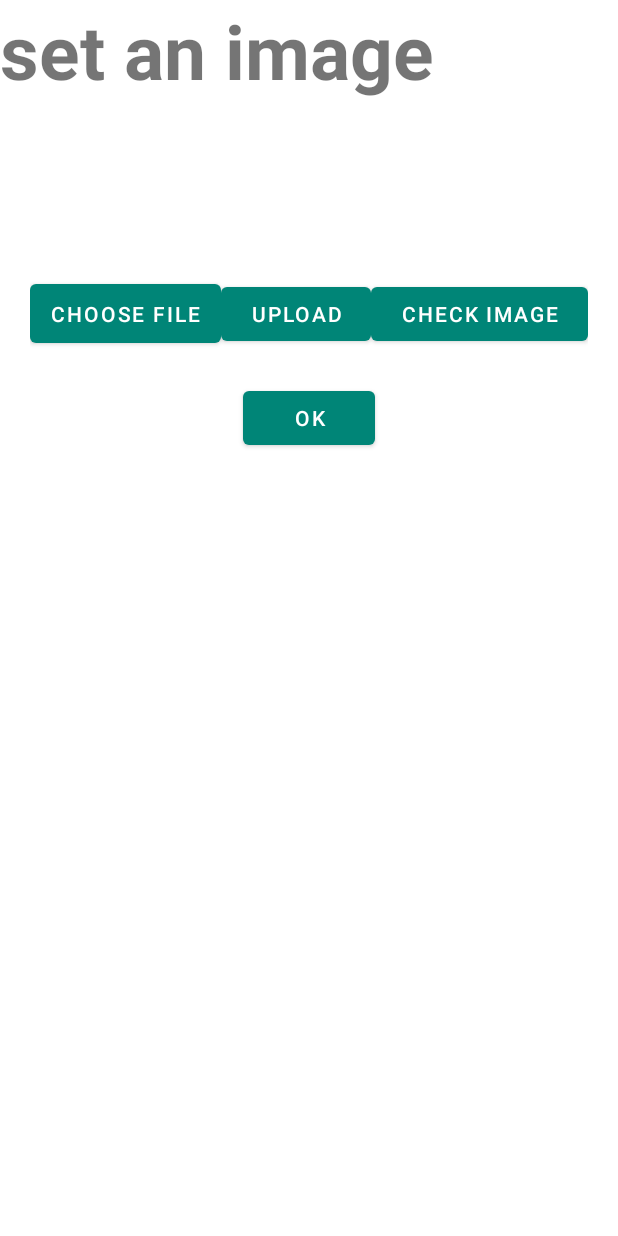
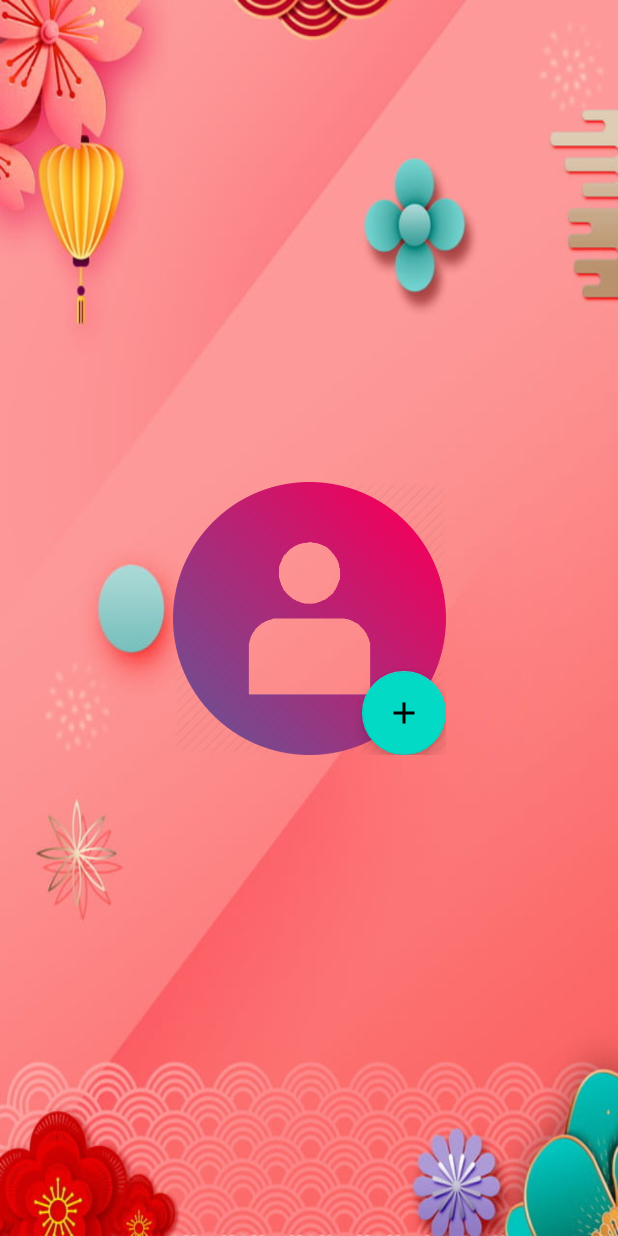
Before and after one commit to anfaas1618/bigeater2.0, an Android app: the SetImage screen opened directly, with no data from a screen before it, on a phone screen of 412 x 824 dp. Run offline under Robolectric (Android 15) with nearby library versions, the phone set to English and light mode, and no system bars; our stand-ins replace CircleImageView, Firebase (no records; nobody signed in at launch, a user with empty details on screens opened directly), Picasso; libraries missing offline, so code that uses them is left out: com.theartofdev.edmodo.

Commit message:
working on bueatyfying set image activity

```diff
--- a/app/build.gradle
+++ b/app/build.gradle
@@ -42,7 +42,9 @@ dependencies {
     androidTestImplementation 'androidx.test.ext:junit:1.1.0'
     androidTestImplementation 'androidx.test.espresso:espresso-core:3.1.1'
     //noinspection GradleCompatible
-    implementation 'com.android.support:design:27.0.0'
+    implementation 'com.google.android.material:material:1.0.0-alpha1'
+    //noinspection GradleCompatible
+    compile 'com.android.support:design:27.0.0'
     implementation 'de.hdodenhof:circleimageview:3.1.0'
     implementation 'androidx.cardview:cardview:1.0.0'
     implementation 'org.jetbrains:annotations-java5:15.0'
--- a/app/src/main/java/com/anfaas/bigeater20/SetImage.java
+++ b/app/src/main/java/com/anfaas/bigeater20/SetImage.java
@@ -3,6 +3,8 @@ package com.anfaas.bigeater20;
 import androidx.annotation.NonNull;
 import androidx.annotation.Nullable;
 import androidx.appcompat.app.AppCompatActivity;
+import androidx.appcompat.widget.Toolbar;
+
 import android.content.ContentResolver;
 import android.content.Context;
 import android.content.Intent;
@@ -10,6 +12,7 @@ import android.content.SharedPreferences;
 import android.net.Uri;
 import android.os.Bundle;
 import android.util.Log;
+import android.view.MenuItem;
 import android.view.View;
 import android.webkit.MimeTypeMap;
 import android.widget.Button;
@@ -20,6 +23,8 @@ import com.google.android.gms.tasks.OnCompleteListener;
 import com.google.android.gms.tasks.OnFailureListener;
 import com.google.android.gms.tasks.OnSuccessListener;
 import com.google.android.gms.tasks.Task;
+import com.google.android.material.bottomappbar.BottomAppBar;
+import com.google.android.material.bottomappbar.BottomAppBarTopEdgeTreatment;
 import com.google.firebase.auth.AuthResult;
 import com.google.firebase.auth.FirebaseAuth;
 import com.google.firebase.auth.FirebaseUser;
@@ -42,191 +47,197 @@ import java.net.URI;
 import de.hdodenhof.circleimageview.CircleImageView;
 
 public class SetImage extends AppCompatActivity {
-   Button btnChooseImg;
-   Button btnUpload;
-   private static final int PICK_IMAGE_REQUEST=1;
-   ImageView setimage;
+    private static final String TAG = "setimage";
+    BottomAppBar bar;
+    Button btnChooseImg;
+    Button btnUpload;
+    private static final int PICK_IMAGE_REQUEST = 1;
+    ImageView setimage;
     Uri urlupload;
-   Uri imageuri;
-   Button okdone;
-   String uid_all;
-   String email,password;
-   CircleImageView setImageCircle;
+    Uri imageuri;
+    Button okdone;
+    String uid_all;
+    String email, password;
+    CircleImageView setImageCircle;
 
-   DatabaseReference myref;
+    DatabaseReference myref;
     StorageReference reference;
     FirebaseAuth firebaseAuth;
+
     @Override
     protected void onCreate(Bundle savedInstanceState) {
         super.onCreate(savedInstanceState);
         setContentView(R.layout.activity_set_image);
-        SharedPreferences UID = getSharedPreferences("UID", Context.MODE_PRIVATE);
-        final    String uid = UID.getString("UID", "null");
-        uid_all=uid;
-        btnChooseImg=findViewById(R.id.choseimg);
-        btnUpload=findViewById(R.id.uploadimg);
-        okdone=findViewById(R.id.btnDoneUpload);
-        setImageCircle=(CircleImageView)findViewById(R.id.profile_image);
-      //  setimage=findViewById(R.id.imagePreview);
-        reference = FirebaseStorage.getInstance().getReference("uploads");
-        FirebaseDatabase authdatabase = FirebaseDatabase.getInstance();
 
-     FirebaseDatabase   data=FirebaseDatabase.getInstance();
-     DatabaseReference authref=data.getReference();
-        if(uid!=null) {
-            authref.child(uid).addValueEventListener(new ValueEventListener() {
-                @Override
-                public void onDataChange(@NonNull DataSnapshot dataSnapshot) {
-                  User user=dataSnapshot.getValue(User.class);
-             email=     user.Email;
-             password=user.PassWord;
-             Log.i("kks",email);
-                }
-
-                @Override
-                public void onCancelled(@NonNull DatabaseError databaseError) {
-
-                }
-            });
-        }
-
-
-        FirebaseDatabase database=FirebaseDatabase.getInstance();
-        myref=database.getReference("uploads");
-        btnChooseImg.setOnClickListener(new View.OnClickListener() {
-            @Override
-            public void onClick(View v) {
-                uploadImage();
-            }
-        });
-        btnUpload.setOnClickListener(new View.OnClickListener() {
-            @Override
-            public void onClick(View v) {
-                uploadFirebase();
-            }
-        });
-        okdone.setOnClickListener(new View.OnClickListener() {
-            @Override
-            public void onClick(View v) {
-                try {
-                    Log.i("msg",email);
-                }catch (Exception e)
-                {
-                    e.printStackTrace();
-                }
-                if (imageuri!=null)
-                 startActivity(   new Intent(SetImage.this, start.class));
-                else
-                    Toast.makeText(SetImage.this, "please choose a image", Toast.LENGTH_SHORT).show();
-            }
-        });
     }
-    private  String getFileExtention(Uri uri)
-    {
-        ContentResolver  cr= getContentResolver();
-        MimeTypeMap map=MimeTypeMap.getSingleton();
-        return  map.getExtensionFromMimeType(cr.getType(uri));
-    }
-
-    private void uploadFirebase() {
-        if (imageuri!=null)
-        {
-            final StorageReference ref=reference.child(System.currentTimeMillis()+"."+getFileExtention(imageuri));
-            ref.putFile(imageuri).addOnSuccessListener(new OnSuccessListener<UploadTask.TaskSnapshot>() {
-                @Override
-                public void onSuccess(UploadTask.TaskSnapshot taskSnapshot) {
-                    Toast.makeText(SetImage.this, "sucess", Toast.LENGTH_SHORT).show();
-
-
-try {
-
-
-
-    ref.getDownloadUrl().addOnSuccessListener(new OnSuccessListener<Uri>() {
-        @Override
-        public void onSuccess(Uri uri) {
-            Log.i("urlis",uri.toString());
-            Toast.makeText(SetImage.this, "got it do it now", Toast.LENGTH_SHORT).show();
-            urlupload=uri;
-            SharedPreferences imageurll = getSharedPreferences("IMAGEURL", Context.MODE_PRIVATE);
-            SharedPreferences.Editor edit_name=imageurll.edit();
-            edit_name.putString("IMAGEURL",urlupload.toString());
-            edit_name.commit();
-            UserImage image = new UserImage(uid_all, urlupload.toString());
-            myref.child(uid_all).setValue(image);
-        }
-    });
-//    File localFile = File.createTempFile("images", "png");
-//    reference.getFile(localFile)
-//            .addOnSuccessListener(new OnSuccessListener<FileDownloadTask.TaskSnapshot>() {
+}
+//        SharedPreferences UID = getSharedPreferences("UID", Context.MODE_PRIVATE);
+//        final    String uid = UID.getString("UID", "null");
+//        uid_all=uid;
+//        btnChooseImg=findViewById(R.id.choseimg);
+//        btnUpload=findViewById(R.id.uploadimg);
+//        okdone=findViewById(R.id.btnDoneUpload);
+//        setImageCircle=(CircleImageView)findViewById(R.id.profile_image);
+//      //  setimage=findViewById(R.id.imagePreview);
+//        reference = FirebaseStorage.getInstance().getReference("uploads");
+//        FirebaseDatabase authdatabase = FirebaseDatabase.getInstance();
+//
+//     FirebaseDatabase   data=FirebaseDatabase.getInstance();
+//     DatabaseReference authref=data.getReference();
+//        if(uid!=null) {
+//            authref.child(uid).addValueEventListener(new ValueEventListener() {
 //                @Override
-//                public void onSuccess(FileDownloadTask.TaskSnapshot taskSnapshot) {
-//                    // Successfully downloaded data to local file
-//                    // ...
-//                    Toast.makeText(SetImage.this, "done", Toast.LENGTH_SHORT).show();
+//                public void onDataChange(@NonNull DataSnapshot dataSnapshot) {
+//                  User user=dataSnapshot.getValue(User.class);
+//             email=     user.Email;
+//             password=user.PassWord;
+//             Log.i("kks",email);
 //                }
-//            }).addOnFailureListener(new OnFailureListener() {
+//
+//                @Override
+//                public void onCancelled(@NonNull DatabaseError databaseError) {
+//
+//                }
+//            });
+//        }
+//
+//
+//        FirebaseDatabase database=FirebaseDatabase.getInstance();
+//        myref=database.getReference("uploads");
+//        btnChooseImg.setOnClickListener(new View.OnClickListener() {
+//            @Override
+//            public void onClick(View v) {
+//                uploadImage();
+//            }
+//        });
+//        btnUpload.setOnClickListener(new View.OnClickListener() {
+//            @Override
+//            public void onClick(View v) {
+//                uploadFirebase();
+//            }
+//        });
+//        okdone.setOnClickListener(new View.OnClickListener() {
+//            @Override
+//            public void onClick(View v) {
+//                try {
+//                    Log.i("msg",email);
+//                }catch (Exception e)
+//                {
+//                    e.printStackTrace();
+//                }
+//                if (imageuri!=null)
+//                 startActivity(   new Intent(SetImage.this, start.class));
+//                else
+//                    Toast.makeText(SetImage.this, "please choose a image", Toast.LENGTH_SHORT).show();
+//            }
+//        });
+//    }
+//    private  String getFileExtention(Uri uri)
+//    {
+//        ContentResolver  cr= getContentResolver();
+//        MimeTypeMap map=MimeTypeMap.getSingleton();
+//        return  map.getExtensionFromMimeType(cr.getType(uri));
+//    }
+//
+//    private void uploadFirebase() {
+//        if (imageuri!=null)
+//        {
+//            final StorageReference ref=reference.child(System.currentTimeMillis()+"."+getFileExtention(imageuri));
+//            ref.putFile(imageuri).addOnSuccessListener(new OnSuccessListener<UploadTask.TaskSnapshot>() {
+//                @Override
+//                public void onSuccess(UploadTask.TaskSnapshot taskSnapshot) {
+//                    Toast.makeText(SetImage.this, "sucess", Toast.LENGTH_SHORT).show();
+//
+//
+//try {
+//
+//
+//
+//    ref.getDownloadUrl().addOnSuccessListener(new OnSuccessListener<Uri>() {
 //        @Override
-//        public void onFailure(@NonNull Exception exception) {
-//            // Handle failed download
-//            // ...
+//        public void onSuccess(Uri uri) {
+//            Log.i("urlis",uri.toString());
+//            Toast.makeText(SetImage.this, "got it do it now", Toast.LENGTH_SHORT).show();
+//            urlupload=uri;
+//            SharedPreferences imageurll = getSharedPreferences("IMAGEURL", Context.MODE_PRIVATE);
+//            SharedPreferences.Editor edit_name=imageurll.edit();
+//            edit_name.putString("IMAGEURL",urlupload.toString());
+//            edit_name.commit();
+//            UserImage image = new UserImage(uid_all, urlupload.toString());
+//            myref.child(uid_all).setValue(image);
 //        }
 //    });
-}
-catch ( Exception e)
-{
-    e.printStackTrace();
-}
-
-                }
-            });
-
-        }
-    }
-
-    public  void checkimage(View view)
-    {   Log.i("kkk",urlupload.toString());
-        try
-        {
-            Picasso.get().load(urlupload).centerCrop().fit().into(setImageCircle);
-        }
-        catch (Exception e)
-        {
-            e.printStackTrace();
-        }
-    }
-    private  void uploadImage()
-{
-//    Intent intent=new Intent();
-//    intent.setType("image/*");
-//    intent.setAction(Intent.ACTION_GET_CONTENT);
-//    startActivityForResult(intent,PICK_IMAGE_REQUEST);
-    CropImage.activity()
-            .setGuidelines(CropImageView.Guidelines.ON)
-            .setAspectRatio(1,1)
-            .start(this);
-
-}
-    @Override
-    protected void onActivityResult(int requestCode, int resultCode, @Nullable Intent data) {
-        super.onActivityResult(requestCode, resultCode, data);
-
-        if (data != null) {
-
-
-
-          //  imageuri=data.getData();
-        }
-        if (requestCode == CropImage.CROP_IMAGE_ACTIVITY_REQUEST_CODE) {
-            CropImage.ActivityResult result = CropImage.getActivityResult(data);
-            if (resultCode == RESULT_OK) {
-                 imageuri = result.getUri();
-            } else if (resultCode == CropImage.CROP_IMAGE_ACTIVITY_RESULT_ERROR_CODE) {
-                Exception error = result.getError();
-            }
-        }
-        Log.i("anfaas", String.valueOf(imageuri));
-      //  setimage.setImageURI(imageuri);
-    }
-
-}
+////    File localFile = File.createTempFile("images", "png");
+////    reference.getFile(localFile)
+////            .addOnSuccessListener(new OnSuccessListener<FileDownloadTask.TaskSnapshot>() {
+////                @Override
+////                public void onSuccess(FileDownloadTask.TaskSnapshot taskSnapshot) {
+////                    // Successfully downloaded data to local file
+////                    // ...
+////                    Toast.makeText(SetImage.this, "done", Toast.LENGTH_SHORT).show();
+////                }
+////            }).addOnFailureListener(new OnFailureListener() {
+////        @Override
+////        public void onFailure(@NonNull Exception exception) {
+////            // Handle failed download
+////            // ...
+////        }
+////    });
+//}
+//catch ( Exception e)
+//{
+//    e.printStackTrace();
+//}
+//
+//                }
+//            });
+//
+//        }
+//    }
+//
+//    public  void checkimage(View view)
+//    {   Log.i("kkk",urlupload.toString());
+//        try
+//        {
+//            Picasso.get().load(urlupload).centerCrop().fit().into(setImageCircle);
+//        }
+//        catch (Exception e)
+//        {
+//            e.printStackTrace();
+//        }
+//    }
+//    private  void uploadImage()
+//{
+////    Intent intent=new Intent();
+////    intent.setType("image/*");
+////    intent.setAction(Intent.ACTION_GET_CONTENT);
+////    startActivityForResult(intent,PICK_IMAGE_REQUEST);
+//    CropImage.activity()
+//            .setGuidelines(CropImageView.Guidelines.ON)
+//            .setAspectRatio(1,1)
+//            .start(this);
+//
+//}
+//    @Override
+//    protected void onActivityResult(int requestCode, int resultCode, @Nullable Intent data) {
+//        super.onActivityResult(requestCode, resultCode, data);
+//
+//        if (data != null) {
+//
+//
+//
+//          //  imageuri=data.getData();
+//        }
+//        if (requestCode == CropImage.CROP_IMAGE_ACTIVITY_REQUEST_CODE) {
+//            CropImage.ActivityResult result = CropImage.getActivityResult(data);
+//            if (resultCode == RESULT_OK) {
+//                 imageuri = result.getUri();
+//            } else if (resultCode == CropImage.CROP_IMAGE_ACTIVITY_RESULT_ERROR_CODE) {
+//                Exception error = result.getError();
+//            }
+//        }
+//        Log.i("anfaas", String.valueOf(imageuri));
+//      //  setimage.setImageURI(imageuri);
+//    }
+//
+//}
--- /dev/null
+++ b/app/src/main/res/drawable/ic_add_black_24dp.xml
@@ -0,0 +1,5 @@
+<vector android:height="24dp" android:tint="#FFF1FF"
+    android:viewportHeight="24.0" android:viewportWidth="24.0"
+    android:width="24dp" xmlns:android="http://schemas.android.com/apk/res/android">
+    <path android:fillColor="#FF000000" android:pathData="M19,13h-6v6h-2v-6H5v-2h6V5h2v6h6v2z"/>
+</vector>
--- /dev/null
+++ b/app/src/main/res/drawable/ic_info_outline_black_24dp.xml
@@ -0,0 +1,5 @@
+<vector android:height="24dp" android:tint="#FFF1FF"
+    android:viewportHeight="24.0" android:viewportWidth="24.0"
+    android:width="24dp" xmlns:android="http://schemas.android.com/apk/res/android">
+    <path android:fillColor="#FF000000" android:pathData="M11,17h2v-6h-2v6zM12,2C6.48,2 2,6.48 2,12s4.48,10 10,10 10,-4.48 10,-10S17.52,2 12,2zM12,20c-4.41,0 -8,-3.59 -8,-8s3.59,-8 8,-8 8,3.59 8,8 -3.59,8 -8,8zM11,9h2L13,7h-2v2z"/>
+</vector>
--- /dev/null
+++ b/app/src/main/res/drawable/ic_menu_black_24dp.xml
@@ -0,0 +1,5 @@
+<vector android:height="24dp" android:tint="#FFF1FF"
+    android:viewportHeight="24.0" android:viewportWidth="24.0"
+    android:width="24dp" xmlns:android="http://schemas.android.com/apk/res/android">
+    <path android:fillColor="#FF000000" android:pathData="M3,18h18v-2L3,16v2zM3,13h18v-2L3,11v2zM3,6v2h18L21,6L3,6z"/>
+</vector>
--- /dev/null
+++ b/app/src/main/res/drawable/ic_settings_black_24dp.xml
@@ -0,0 +1,5 @@
+<vector android:height="24dp" android:tint="#FFF1FF"
+    android:viewportHeight="24" android:viewportWidth="24"
+    android:width="24dp" xmlns:android="http://schemas.android.com/apk/res/android">
+    <path android:fillColor="#FF000000" android:pathData="M19.1,12.9a2.8,2.8 0,0 0,0.1 -0.9,2.8 2.8,0 0,0 -0.1,-0.9l2.1,-1.6a0.7,0.7 0,0 0,0.1 -0.6L19.4,5.5a0.7,0.7 0,0 0,-0.6 -0.2l-2.4,1a6.5,6.5 0,0 0,-1.6 -0.9l-0.4,-2.6a0.5,0.5 0,0 0,-0.5 -0.4H10.1a0.5,0.5 0,0 0,-0.5 0.4L9.3,5.4a5.6,5.6 0,0 0,-1.7 0.9l-2.4,-1a0.4,0.4 0,0 0,-0.5 0.2l-2,3.4c-0.1,0.2 0,0.4 0.2,0.6l2,1.6a2.8,2.8 0,0 0,-0.1 0.9,2.8 2.8,0 0,0 0.1,0.9L2.8,14.5a0.7,0.7 0,0 0,-0.1 0.6l1.9,3.4a0.7,0.7 0,0 0,0.6 0.2l2.4,-1a6.5,6.5 0,0 0,1.6 0.9l0.4,2.6a0.5,0.5 0,0 0,0.5 0.4h3.8a0.5,0.5 0,0 0,0.5 -0.4l0.3,-2.6a5.6,5.6 0,0 0,1.7 -0.9l2.4,1a0.4,0.4 0,0 0,0.5 -0.2l2,-3.4c0.1,-0.2 0,-0.4 -0.2,-0.6ZM12,15.6A3.6,3.6 0,1 1,15.6 12,3.6 3.6,0 0,1 12,15.6Z"/>
+</vector>
--- a/app/src/main/res/layout/activity_set_image.xml
+++ b/app/src/main/res/layout/activity_set_image.xml
@@ -1,67 +1,38 @@
 <?xml version="1.0" encoding="utf-8"?>
-<LinearLayout xmlns:android="http://schemas.android.com/apk/res/android"
+<androidx.constraintlayout.widget.ConstraintLayout xmlns:android="http://schemas.android.com/apk/res/android"
     xmlns:app="http://schemas.android.com/apk/res-auto"
     xmlns:tools="http://schemas.android.com/tools"
+    android:id="@+id/addas"
     android:layout_width="match_parent"
     android:layout_height="match_parent"
     android:orientation="vertical"
-    tools:context=".SetImage">
+    android:background="@drawable/background_flower"
+    tools:context=".LeaderBoardActivity">
 
-    <TextView
-
-        android:id="@+id/text"
+    <androidx.coordinatorlayout.widget.CoordinatorLayout
         android:layout_width="wrap_content"
         android:layout_height="wrap_content"
-        android:text="set an image"
+        app:layout_constraintBottom_toBottomOf="parent"
+        app:layout_constraintEnd_toEndOf="parent"
+        app:layout_constraintStart_toStartOf="parent"
+        app:layout_constraintTop_toTopOf="parent">
 
-        android:textSize="50dp"
-        android:textStyle="bold" />
+        <ImageView
+            android:id="@+id/imageView"
+            android:layout_width="182dp"
+            android:layout_height="182dp"
+            android:src="@drawable/defalultback"
+            tools:layout_editor_absoluteX="117dp"
+            tools:layout_editor_absoluteY="190dp" />
 
-    <de.hdodenhof.circleimageview.CircleImageView
-        android:id="@+id/profile_image"
-        android:layout_width="96dp"
-        android:layout_height="96dp"
-        android:layout_gravity="center"
-        app:civ_border_color="#FF000000"
-        app:civ_border_width="2dp" />
-
-    <LinearLayout
-        android:id="@+id/linearLayout"
-        android:layout_width="match_parent"
-        android:layout_height="wrap_content"
-        android:padding="20dp">
-
-        <Button
-            android:id="@+id/choseimg"
+        <com.google.android.material.floatingactionbutton.FloatingActionButton
             android:layout_width="wrap_content"
             android:layout_height="wrap_content"
-            android:layout_weight="1"
-            android:padding="10dp"
-            android:paddingRight="10dp"
-            android:text="choose file" />
-
-        <Button
-            android:id="@+id/uploadimg"
-            android:layout_width="wrap_content"
-            android:layout_height="wrap_content"
-            android:layout_weight="1"
-            android:text="upload" />
-
-        <Button
-            android:id="@+id/checkimage"
-            android:layout_width="wrap_content"
-            android:layout_height="wrap_content"
-            android:layout_weight="1"
-            android:onClick="checkimage"
-            android:text="check image" />
-    </LinearLayout>
-
-    <Button
-        android:id="@+id/btnDoneUpload"
-        android:layout_width="wrap_content"
-        android:layout_height="wrap_content"
-        android:layout_gravity="center"
-        android:text="ok" />
+         android:src="@drawable/ic_add_black_24dp"
+            app:fabSize="normal"
+            app:layout_anchor="@+id/imageView"
+            app:layout_anchorGravity="end|bottom" />
+    </androidx.coordinatorlayout.widget.CoordinatorLayout>
 
 
-</LinearLayout>
+</androidx.constraintlayout.widget.ConstraintLayout>
```
Also changed, not shown: app/src/main/res/drawable/ic_settings_white_24dp.xml (added, +9 -0 lines), app/src/main/res/menu/app_bar_menu.xml (added, +13 -0 lines), app/src/main/res/drawable-v24/background_flower.jpg (added), app/src/main/res/drawable-v24/background_material_one.jpg (added), app/src/main/res/drawable/5004-512.png (added), app/src/main/res/drawable/avatarone.png (added), app/src/main/res/drawable/defalultback.png (added).
